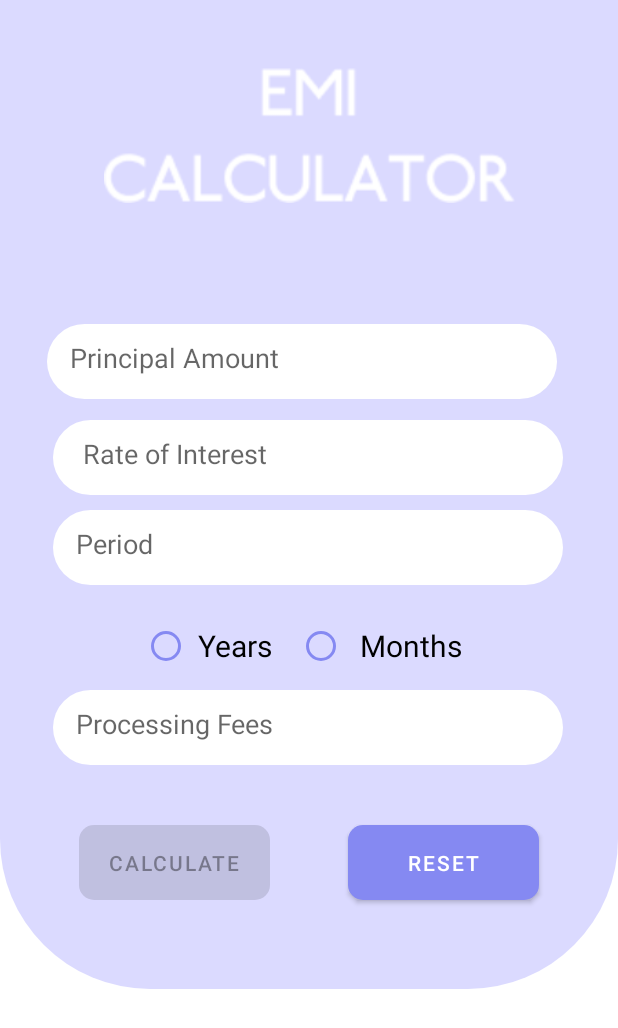
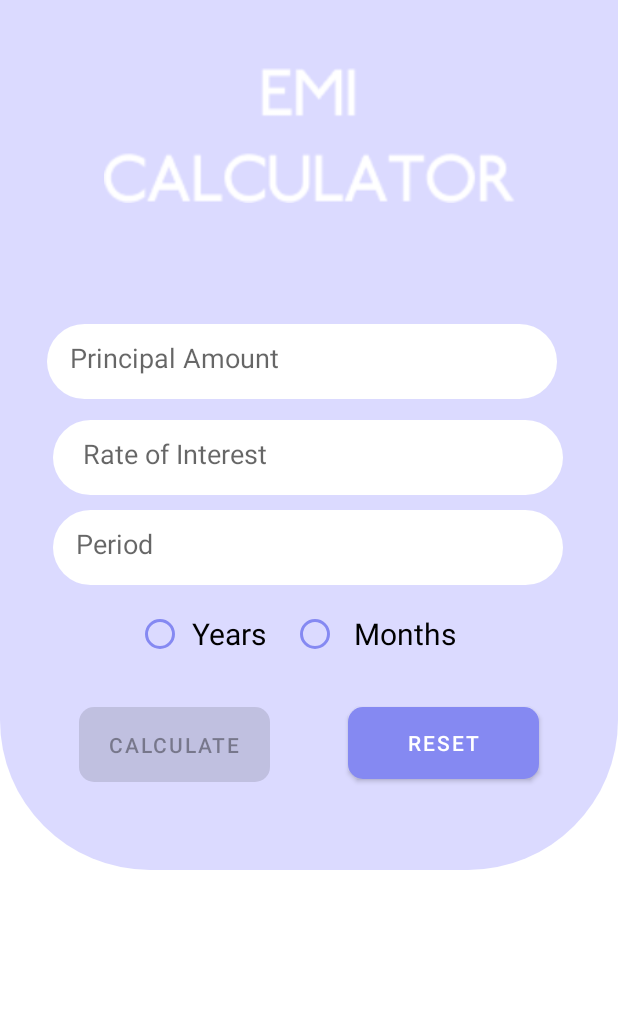
Before and after one commit to prabirbiswas/EMI-Calculator, an Android app: the screen it shows after launch (MainActivity), on a phone screen of 412 x 824 dp. Shown: the top 1028 px of the screen. Run offline under Robolectric (Android 15) with nearby library versions, the phone set to English and light mode, and no system bars.

Commit message:
Without Processing fees

```diff
--- a/app/src/main/java/com/example/emicalculator/MainActivity.java
+++ b/app/src/main/java/com/example/emicalculator/MainActivity.java
@@ -35,7 +35,6 @@ public class MainActivity extends AppCompatActivity {
         tenure = (EditText) findViewById(R.id.tenureText);
         cal = (Button) findViewById(R.id.calculateButton);
         reset = (Button) findViewById(R.id.resetButton);
-        process=(EditText)findViewById(R.id.procText);
         g=(RadioGroup)findViewById(R.id.tenRadio);
 
         principal.addTextChangedListener(input);
--- a/app/src/main/res/layout/activity_main.xml
+++ b/app/src/main/res/layout/activity_main.xml
@@ -10,10 +10,10 @@
     <View
         android:id="@+id/view"
         android:layout_width="wrap_content"
-        android:layout_height="659dp"
+        android:layout_height="580dp"
         android:background="@drawable/bg_header"
         app:layout_constraintEnd_toEndOf="parent"
-        app:layout_constraintHorizontal_bias="0.0"
+        app:layout_constraintHorizontal_bias="1.0"
         app:layout_constraintStart_toStartOf="parent"
         app:layout_constraintTop_toBottomOf="parent"
         app:layout_constraintTop_toTopOf="parent" />
@@ -82,80 +82,68 @@
         app:layout_constraintStart_toStartOf="parent"
         app:layout_constraintTop_toTopOf="parent" />
 
-    <EditText
-        android:id="@+id/procText"
-        android:layout_width="340dp"
-        android:layout_height="50dp"
-        android:layout_marginStart="8dp"
-        android:layout_marginTop="460dp"
-        android:layout_marginEnd="8dp"
-        android:background="@drawable/bg_input"
-        android:hint="Processing Fees"
-        android:inputType="number"
-        android:maxLength="2"
-        android:padding="15dp"
-        app:layout_constraintEnd_toEndOf="parent"
-        app:layout_constraintHorizontal_bias="0.49"
-        app:layout_constraintStart_toStartOf="parent"
-        app:layout_constraintTop_toTopOf="parent" />
 
     <Button
         android:id="@+id/calculateButton"
         android:layout_width="127dp"
         android:layout_height="50dp"
-        android:layout_marginTop="40dp"
+        android:layout_marginTop="19dp"
         android:background="@drawable/bg_button"
         android:enabled="false"
         android:text="Calculate"
         app:layout_constraintLeft_toLeftOf="parent"
         app:layout_constraintRight_toLeftOf="@id/resetButton"
-        app:layout_constraintTop_toBottomOf="@+id/procText" />
+        app:layout_constraintTop_toBottomOf="@+id/tenRadio" />
 
     <Button
         android:id="@+id/resetButton"
         android:layout_width="127dp"
-        android:layout_height="50dp"
-        android:layout_marginTop="40dp"
+        android:layout_height="0dp"
+        android:layout_marginTop="19dp"
         android:background="@drawable/bg_button"
         android:text="Reset"
         app:layout_constraintLeft_toRightOf="@id/calculateButton"
         app:layout_constraintRight_toRightOf="parent"
-        app:layout_constraintTop_toBottomOf="@+id/procText" />
+        app:layout_constraintTop_toBottomOf="@+id/tenRadio" />
 
     <RadioGroup
         android:id="@+id/tenRadio"
         android:layout_width="wrap_content"
         android:layout_height="wrap_content"
+        android:layout_marginTop="3dp"
+        android:layout_marginBottom="19dp"
         android:orientation="horizontal"
-        app:layout_constraintBottom_toTopOf="@+id/procText"
+        app:layout_constraintBottom_toTopOf="@+id/calculateButton"
         app:layout_constraintEnd_toEndOf="parent"
+        app:layout_constraintHorizontal_bias="0.48"
         app:layout_constraintStart_toStartOf="parent"
-      >
+        app:layout_constraintTop_toBottomOf="@+id/tenureText">
 
         <RadioButton
             android:id="@+id/yrRadio"
             android:layout_width="wrap_content"
             android:layout_height="wrap_content"
             android:layout_margin="5dp"
+            android:buttonTint="@color/purple_500"
             android:elevation="4dp"
             android:padding="5dp"
+            android:text="Years"
             android:textSize="20dp"
-            android:text="Years"
-            android:buttonTint="@color/purple_500"
 
-           />
+            />
 
         <RadioButton
             android:id="@+id/monRadio"
             android:layout_width="wrap_content"
             android:layout_height="wrap_content"
             android:layout_margin="5dp"
+            android:buttonTint="@color/purple_500"
             android:elevation="4dp"
-            android:textSize="20dp"
             android:padding="10dp"
             android:text="Months"
-           android:buttonTint="@color/purple_500"
-            />
+            android:textSize="20dp"
+            tools:layout_editor_absoluteX="193dp"
+            tools:layout_editor_absoluteY="398dp" />
     </RadioGroup>
 
 
```
